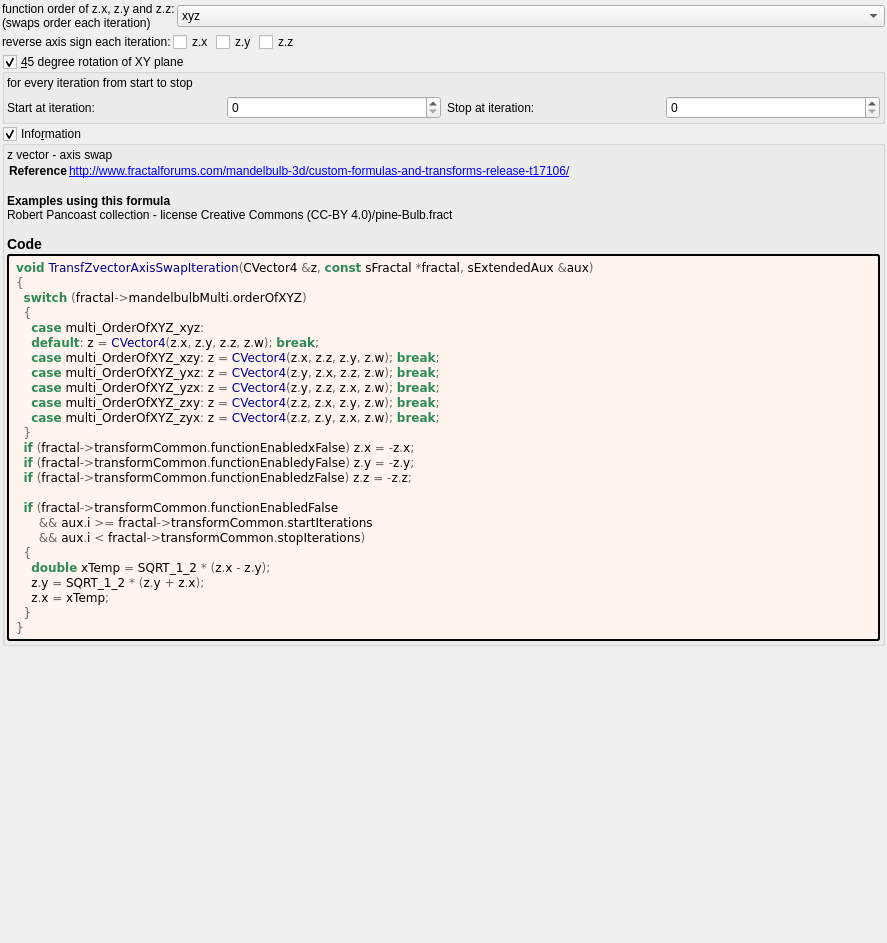
buddhi1980/mandelbulber2, file mandelbulber2/formula/ui/transf_zvector_axis_swap.ui: the form before one commit.
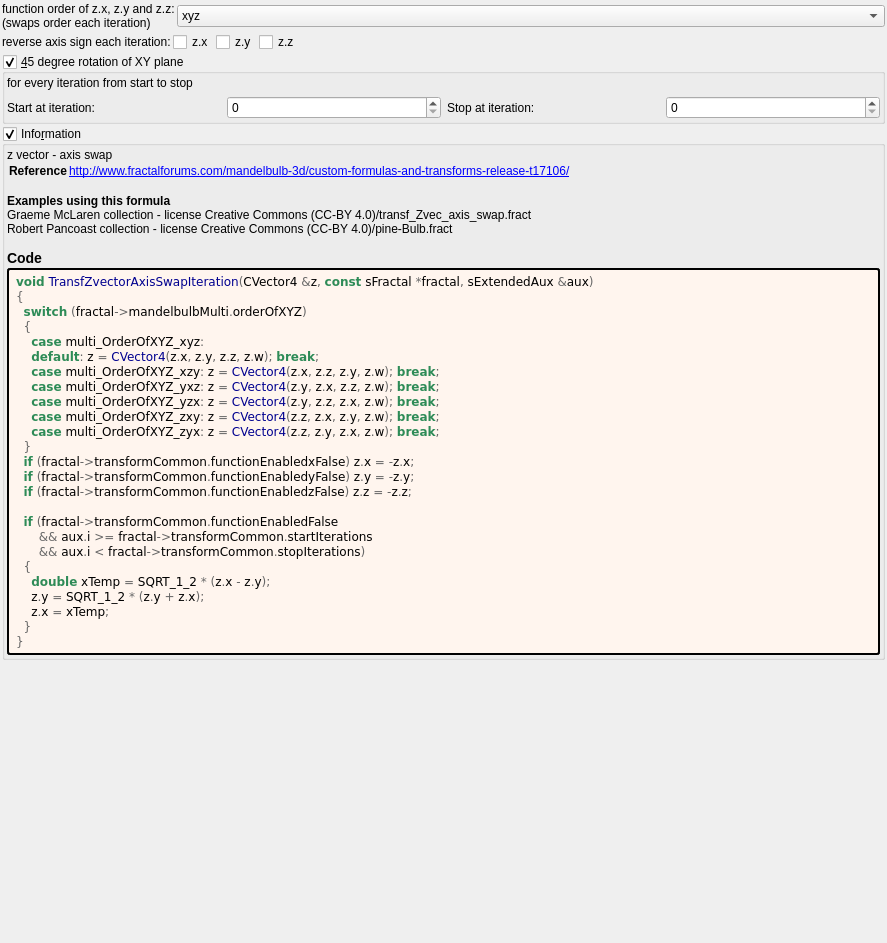
The form after the commit. Custom widgets are drawn as their Qt base class.

Commit message: Updated zero-catch limits in TransfOffsetSCurve4dIteration

```diff
--- a/mandelbulber2/formula/ui/transf_zvector_axis_swap.ui
+++ b/mandelbulber2/formula/ui/transf_zvector_axis_swap.ui
@@ -238,7 +238,7 @@
 &lt;tr&gt;&lt;th&gt;Reference&lt;/th&gt;&lt;td&gt;&lt;a href=&quot;http://www.fractalforums.com/mandelbulb-3d/custom-formulas-and-transforms-release-t17106/&quot;&gt;http://www.fractalforums.com/mandelbulb-3d/custom-formulas-and-transforms-release-t17106/&lt;br&gt;
 &lt;/td&gt;&lt;/tr&gt;
 &lt;/table&gt;
-&lt;br&gt;&lt;b&gt;Examples using this formula&lt;/b&gt;&lt;br&gt;Robert Pancoast collection - license Creative Commons (CC-BY 4.0)/pine-Bulb.fract&lt;h3&gt;Code&lt;/h3&gt;</string>
+&lt;br&gt;&lt;b&gt;Examples using this formula&lt;/b&gt;&lt;br&gt;Graeme McLaren  collection - license Creative Commons  (CC-BY 4.0)/transf_Zvec_axis_swap.fract&lt;br&gt;Robert Pancoast collection - license Creative Commons (CC-BY 4.0)/pine-Bulb.fract&lt;h3&gt;Code&lt;/h3&gt;</string>
         </property>
         <property name="wordWrap">
          <bool>true</bool>
```
The commit also changes 21 other files.
